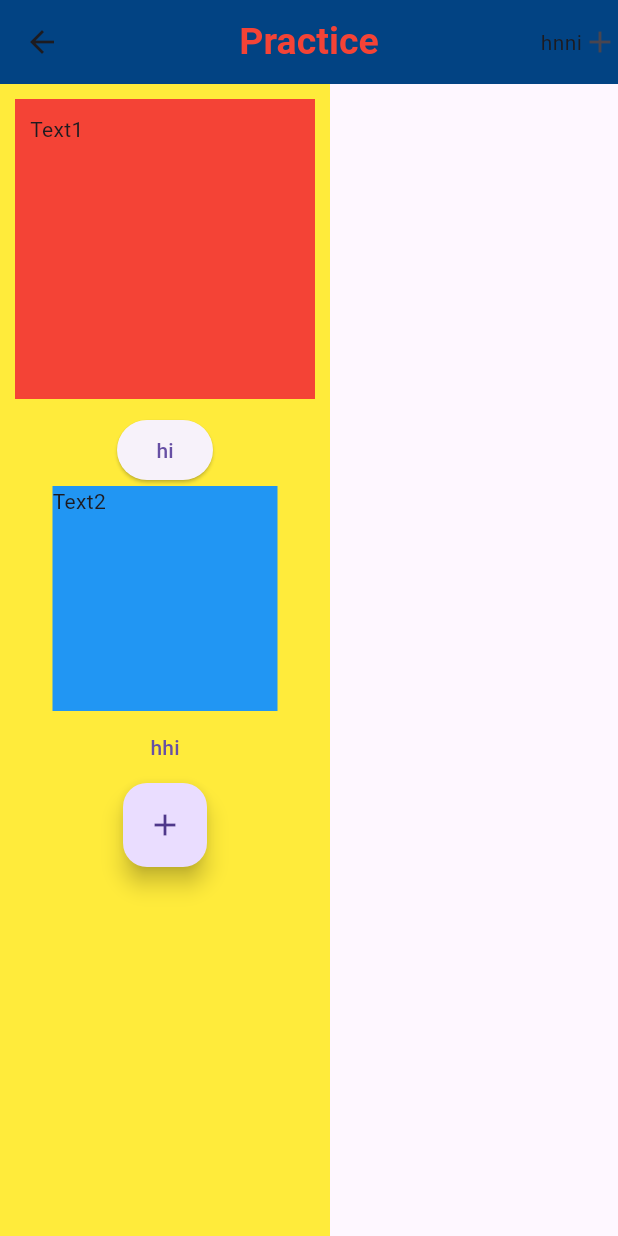
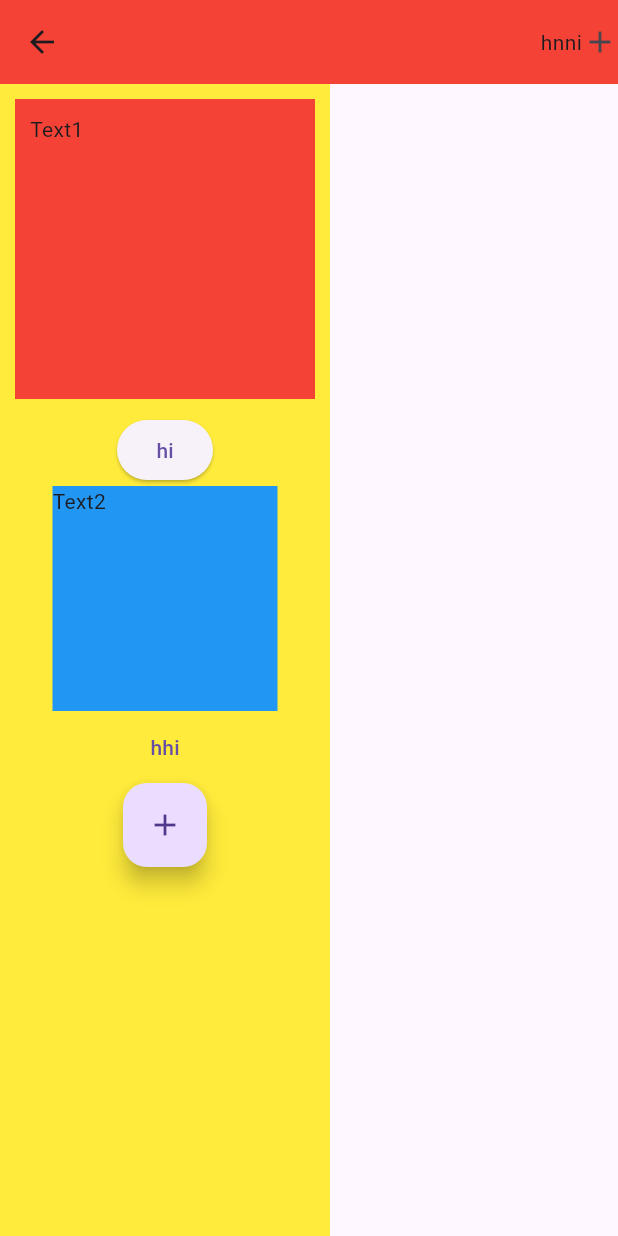
Before and after one commit to samersad/flutter_git_test, a Flutter app: the screen it shows after launch, on a phone screen of 412 x 824 dp. Run offline on Flutter 3.47's test engine with Material 3 defaults, Android fonts, the phone set to English and light mode, and no system bars.

Commit message:
change color of appbar to red

```diff
--- a/lib/home_screen.dart
+++ b/lib/home_screen.dart
@@ -5,7 +5,7 @@ class HomeScreen extends StatelessWidget{
   Widget build(BuildContext context) {
     return Scaffold(
       appBar: AppBar(
-        backgroundColor:Color.fromRGBO(2, 67, 131, 1),
+        backgroundColor:Colors.red,
         centerTitle: true,
         title:Text('Practice',
           style: TextStyle(
```
